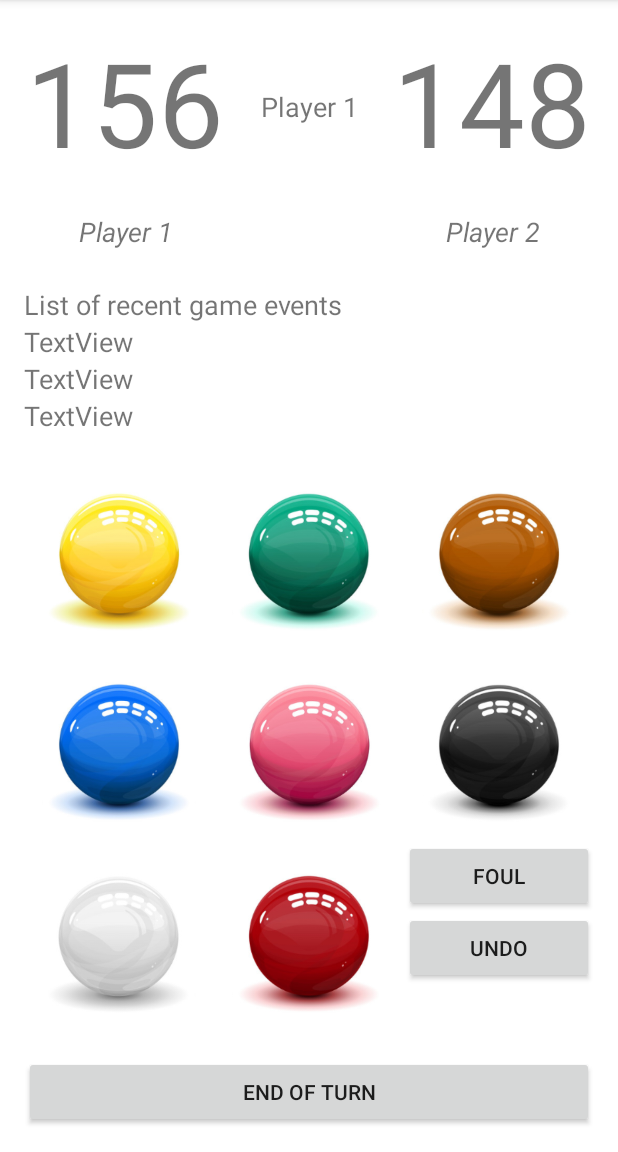
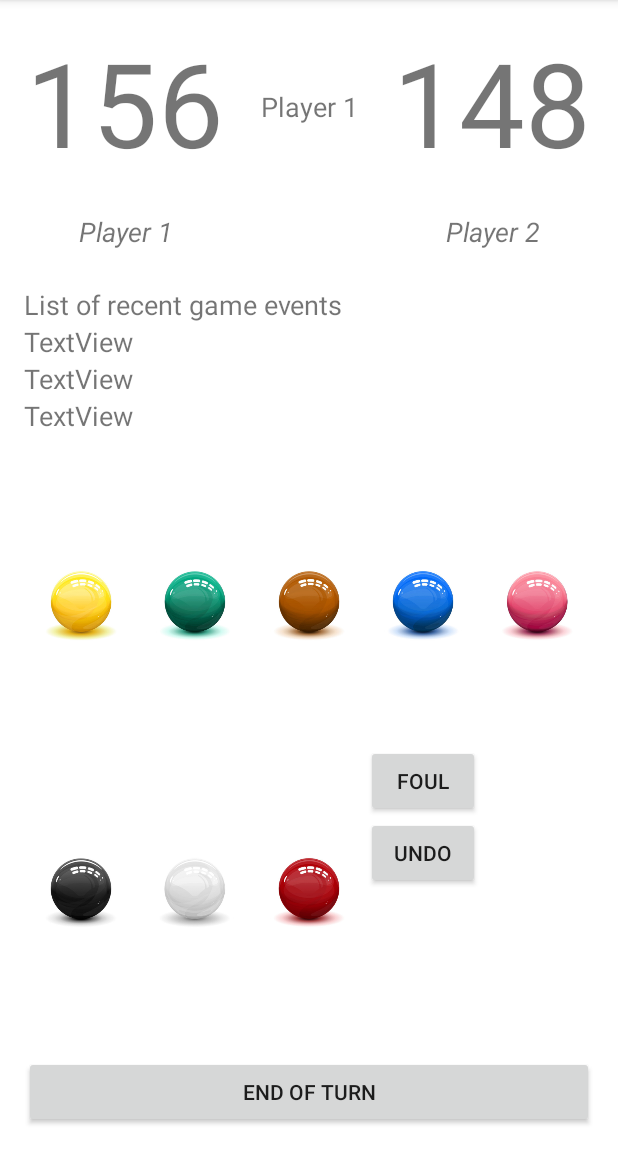
Before and after one commit to janbaerts/mobdev-snooker, an Android app: the MatchActivity screen opened directly, with no data from a screen before it, on a phone screen of 412 x 824 dp, the part 84-1236 px from its top. Run offline under Robolectric (Android 15) with nearby library versions, the phone set to English and light mode, and no system bars; our stand-ins replace Firebase (no records; nobody signed in at launch, a user with empty details on screens opened directly); 2 statements that could not run were skipped.

Commit message:
Moving back to my pc.

```diff
--- a/app/src/main/java/com/janbaerts/android/snookerscoreboard/MatchActivity.java
+++ b/app/src/main/java/com/janbaerts/android/snookerscoreboard/MatchActivity.java
@@ -1,12 +1,25 @@
 package com.janbaerts.android.snookerscoreboard;
 
+import androidx.annotation.NonNull;
 import androidx.appcompat.app.AppCompatActivity;
 import androidx.lifecycle.ViewModelProviders;
 
+import android.content.res.ColorStateList;
+import android.graphics.Color;
 import android.os.Bundle;
+import android.view.View;
+import android.widget.Button;
+import android.widget.ProgressBar;
 import android.widget.TextView;
+import android.widget.Toast;
 
+import com.google.android.gms.tasks.OnCompleteListener;
+import com.google.android.gms.tasks.Task;
+import com.google.firebase.firestore.CollectionReference;
+import com.google.firebase.firestore.FirebaseFirestore;
+import com.google.firebase.firestore.QuerySnapshot;
 import com.janbaerts.android.snookerscoreboard.models.GameEvent;
+import com.janbaerts.android.snookerscoreboard.models.Player;
 import com.janbaerts.android.snookerscoreboard.viewmodels.MatchViewModel;
 
 public class MatchActivity extends AppCompatActivity {
@@ -14,7 +27,14 @@ public class MatchActivity extends AppCompatActivity {
     private TextView[] pointsScoredTextViews;
     private TextView framesScoredTextView;
     private TextView[] eventList;
+    private Button foulButton;
+    private Button undoButton;
+    private ProgressBar progressBar;
+    private TextView wipDescriptionTextView;
+
     private MatchViewModel match;
+
+    private boolean isRiggedForFoul;
 
     @Override
     protected void onCreate(Bundle savedInstanceState) {
@@ -22,7 +42,41 @@ public class MatchActivity extends AppCompatActivity {
         setContentView(R.layout.activity_match);
 
         match = ViewModelProviders.of(this).get(MatchViewModel.class);
+
+        loadPlayers();
+
         assignAllViews(3);
+    }
+
+    private void loadPlayers() {
+        String firstPlayerId = this.getIntent().getStringExtra("firstPlayer");
+        String secondPlayerId = this.getIntent().getStringExtra("secondPlayer");
+        FirebaseFirestore firebaseFirestore = FirebaseFirestore.getInstance();
+        CollectionReference database = firebaseFirestore.collection("players");
+
+        Player[] players = new Player[2];
+        database.whereEqualTo("email", firstPlayerId).get()
+                .addOnCompleteListener(new OnCompleteListener<QuerySnapshot>() {
+                    @Override
+                    public void onComplete(@NonNull Task<QuerySnapshot> task) {
+                        if (task.isSuccessful())
+                            players[0] = task.getResult().toObjects(Player.class).get(0);
+                        else
+                            loadingFailed(0);
+                    }
+                });
+        database.whereEqualTo("email", secondPlayerId).get()
+                .addOnCompleteListener(new OnCompleteListener<QuerySnapshot>() {
+                    @Override
+                    public void onComplete(@NonNull Task<QuerySnapshot> task) {
+                        if (task.isSuccessful())
+                            players[1] = task.getResult().toObjects(Player.class).get(1);
+                        else loadingFailed(1);
+                    }
+                });
+    }
+
+    private void loadingFailed(int player) {
 
     }
 
@@ -38,6 +92,10 @@ public class MatchActivity extends AppCompatActivity {
         pointsScoredTextViews = new TextView[2];
         pointsScoredTextViews[0] = findViewById(R.id.firstPlayerScoreTextView);
         pointsScoredTextViews[1] = findViewById(R.id.secondPlayerScoreTextView);
+
+        progressBar = findViewById(R.id.progressBar);
+
+        foulButton = findViewById(R.id.foulButton);
     }
 
     private void fillEventList() {
@@ -54,5 +112,30 @@ public class MatchActivity extends AppCompatActivity {
         framesScoredTextView.setText(match.getScore());
         for (int i = 0; i < 2; i++)
             pointsScoredTextViews[i].setText(match.getCurrentFrame().getScore(i));
+
+        if (isRiggedForFoul)
+            foulButton.setTextColor(Color.RED);
+        else foulButton.setTextColor(Color.BLACK);
+    }
+
+    public void toggleFoul(View view) {
+        if (isRiggedForFoul)
+            isRiggedForFoul = false;
+        else isRiggedForFoul = true;
+        updateUI();
+    }
+
+    public void ballTapped(View view) {
+        switch (view.getId()) {
+            case R.id.redBallButton:
+                System.out.println("Red ball button pressed.");
+                break;
+            case R.id.yellowBallButton:
+                System.out.println("Yellow ball button pressed.");
+                break;
+            case R.id.greenBallButton:
+                System.out.println("Green ball button pressed.");
+                break;
+        }
     }
 }
--- a/app/src/main/java/com/janbaerts/android/snookerscoreboard/viewmodels/MatchViewModel.java
+++ b/app/src/main/java/com/janbaerts/android/snookerscoreboard/viewmodels/MatchViewModel.java
@@ -2,6 +2,7 @@ package com.janbaerts.android.snookerscoreboard.viewmodels;
 
 import androidx.lifecycle.ViewModel;
 
+import com.janbaerts.android.snookerscoreboard.MatchActivity;
 import com.janbaerts.android.snookerscoreboard.models.Frame;
 import com.janbaerts.android.snookerscoreboard.models.Player;
 
@@ -25,6 +26,16 @@ public class MatchViewModel extends ViewModel {
 
 
     // Constructors
+    public MatchViewModel() {
+        int maxNumberOfFrames = 3;
+        this.maxNumberOfFrames = maxNumberOfFrames;
+        frames = new Frame[this.maxNumberOfFrames];
+        players = new Player[2];
+        matchStarter = (new Random()).nextInt() % 2;
+        currentFrame = 0;
+        frames[currentFrame] = new Frame();
+    }
+
     public MatchViewModel(int maxNumberOfFrames, Player firstPlayer, Player secondPlayer) {
         this.maxNumberOfFrames = maxNumberOfFrames;
         frames = new Frame[this.maxNumberOfFrames];
@@ -37,8 +48,6 @@ public class MatchViewModel extends ViewModel {
     }
 
 
-
-
     // Getters and setters
     public void setStartingDateTime() {
         this.startingDateTime = new Date();
@@ -48,7 +57,9 @@ public class MatchViewModel extends ViewModel {
 
 
     public Frame getCurrentFrame() {
-        return frames[currentFrame];
+        if (frames != null)
+            return frames[currentFrame];
+        return null;
     }
 
     public void setCurrentFrame(int currentFrame) {
--- a/app/src/main/res/layout/activity_match.xml
+++ b/app/src/main/res/layout/activity_match.xml
@@ -6,6 +6,20 @@
     android:layout_height="match_parent"
     android:background="#FFFFFF"
     tools:context=".MatchActivity">
+
+    <ProgressBar
+        android:id="@+id/progressBar"
+        android:layout_width="53dp"
+        android:layout_height="53dp"
+        android:layout_marginStart="16dp"
+        android:layout_marginTop="16dp"
+        android:layout_marginEnd="16dp"
+        android:layout_marginBottom="16dp"
+        android:visibility="invisible"
+        app:layout_constraintBottom_toBottomOf="parent"
+        app:layout_constraintEnd_toEndOf="parent"
+        app:layout_constraintStart_toStartOf="parent"
+        app:layout_constraintTop_toTopOf="parent" />
 
     <TextView
         android:id="@+id/firstPlayerScoreTextView"
@@ -132,7 +146,8 @@
         android:layout_marginTop="16dp"
         android:layout_marginEnd="16dp"
         android:layout_marginBottom="16dp"
-        android:columnCount="3"
+        android:columnCount="5"
+        android:rowCount="2"
         app:layout_constraintBottom_toTopOf="@+id/endOfTurnButton"
         app:layout_constraintEnd_toEndOf="parent"
         app:layout_constraintStart_toStartOf="parent"
@@ -140,31 +155,33 @@
 
         <ImageButton
             android:id="@+id/yellowBallButton"
-            android:layout_width="100dp"
-            android:layout_height="100dp"
+            android:layout_width="50dp"
+            android:layout_height="50dp"
             android:layout_columnWeight="1"
             android:layout_gravity="fill_horizontal|fill_vertical"
             android:backgroundTint="#00FFFFFF"
             android:cropToPadding="false"
             android:foregroundGravity="center_vertical"
+            android:onClick="ballTapped"
             android:scaleType="fitCenter"
             app:srcCompat="@drawable/yellowball" />
 
         <ImageButton
             android:id="@+id/greenBallButton"
-            android:layout_width="100dp"
-            android:layout_height="100dp"
+            android:layout_width="50dp"
+            android:layout_height="50dp"
             android:layout_rowWeight="1"
             android:layout_columnWeight="1"
             android:backgroundTint="#00FFFFFF"
             android:cropToPadding="false"
+            android:onClick="ballTapped"
             android:scaleType="fitCenter"
             app:srcCompat="@drawable/greenball" />
 
         <ImageButton
             android:id="@+id/brownBallButton"
-            android:layout_width="100dp"
-            android:layout_height="100dp"
+            android:layout_width="50dp"
+            android:layout_height="50dp"
             android:layout_rowWeight="1"
             android:layout_columnWeight="1"
             android:backgroundTint="#00FFFFFF"
@@ -174,8 +191,8 @@
 
         <ImageButton
             android:id="@+id/blueBallButton"
-            android:layout_width="100dp"
-            android:layout_height="100dp"
+            android:layout_width="50dp"
+            android:layout_height="50dp"
             android:layout_rowWeight="1"
             android:layout_columnWeight="1"
             android:backgroundTint="#00FFFFFF"
@@ -185,8 +202,8 @@
 
         <ImageButton
             android:id="@+id/pinkBallButton"
-            android:layout_width="100dp"
-            android:layout_height="100dp"
+            android:layout_width="50dp"
+            android:layout_height="50dp"
             android:layout_rowWeight="1"
             android:layout_columnWeight="1"
             android:backgroundTint="#00FFFFFF"
@@ -196,8 +213,8 @@
 
         <ImageButton
             android:id="@+id/blackBallButton"
-            android:layout_width="100dp"
-            android:layout_height="100dp"
+            android:layout_width="50dp"
+            android:layout_height="50dp"
             android:layout_rowWeight="1"
             android:layout_columnWeight="1"
             android:backgroundTint="#00FFFFFF"
@@ -207,8 +224,8 @@
 
         <ImageButton
             android:id="@+id/cueBallButton"
-            android:layout_width="100dp"
-            android:layout_height="100dp"
+            android:layout_width="50dp"
+            android:layout_height="50dp"
             android:layout_rowWeight="1"
             android:layout_columnWeight="1"
             android:backgroundTint="#00FFFFFF"
@@ -218,8 +235,8 @@
 
         <ImageButton
             android:id="@+id/redBallButton"
-            android:layout_width="100dp"
-            android:layout_height="100dp"
+            android:layout_width="50dp"
+            android:layout_height="50dp"
             android:layout_rowWeight="1"
             android:layout_columnWeight="1"
             android:backgroundTint="#00FFFFFF"
@@ -229,8 +246,8 @@
             app:srcCompat="@drawable/redball" />
 
         <LinearLayout
-            android:layout_width="100dp"
-            android:layout_height="100dp"
+            android:layout_width="50dp"
+            android:layout_height="50dp"
             android:layout_rowWeight="1"
             android:layout_columnWeight="1"
             android:orientation="vertical">
@@ -241,6 +258,7 @@
                 android:layout_height="wrap_content"
                 android:layout_rowWeight="1"
                 android:layout_columnWeight="1"
+                android:onClick="toggleFoul"
                 android:text="@string/foul" />
 
             <Button
--- a/app/src/main/res/layout/activity_start_new_match.xml
+++ b/app/src/main/res/layout/activity_start_new_match.xml
@@ -126,6 +126,7 @@
                 android:layout_marginTop="16dp"
                 android:layout_marginEnd="16dp"
                 android:text="@string/title_activity_start_new_match"
+                android:onClick="startMatch"
                 app:layout_constraintEnd_toEndOf="parent"
                 app:layout_constraintStart_toStartOf="parent"
                 app:layout_constraintTop_toBottomOf="@+id/maxFrameNumberPicker" />
--- a/app/src/main/res/values/strings.xml
+++ b/app/src/main/res/values/strings.xml
@@ -21,6 +21,7 @@
     <string name="player_image">Player picture</string>
     <string name="select_player_1">Select player 1</string>
     <string name="select_player_2">Select player 2</string>
+    <string name="must_choose_2_players">You must select 2 players.</string>
 
     <!--    search-player-fragment-->
     <string name="search">Search</string>
```
Also changed, not shown: app/src/main/java/com/janbaerts/android/snookerscoreboard/StartNewMatchActivity.java (+14 -0 lines), app/src/main/java/com/janbaerts/android/snookerscoreboard/services/PlayerRepository.java (added, +85 -0 lines), app/src/main/java/com/janbaerts/android/snookerscoreboard/services/PlayerRepositoryInterface.java (added, +14 -0 lines), app/src/main/res/layout/activity_start_new_match_landscape.xml (deleted, +0 -89 lines), 1 other file.
